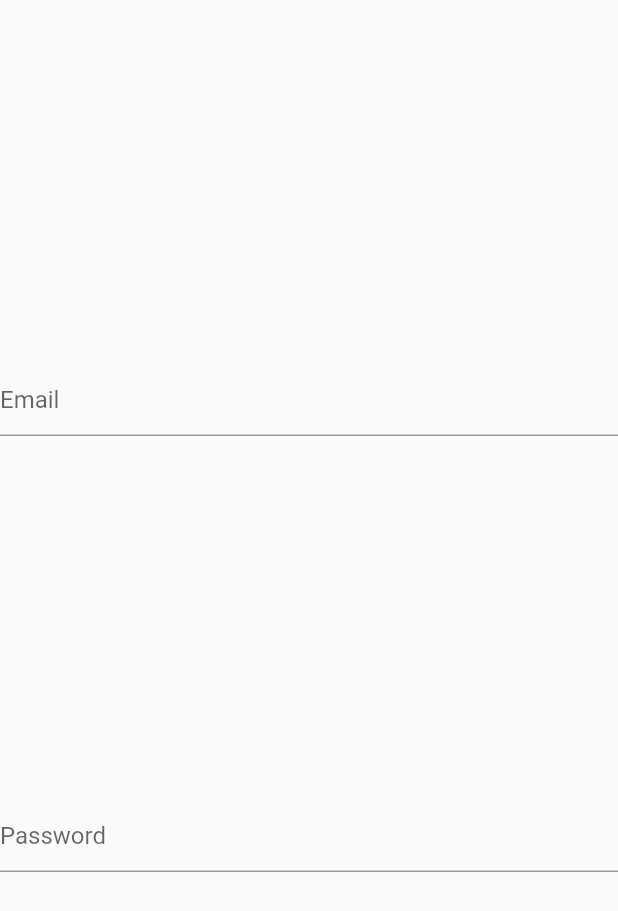
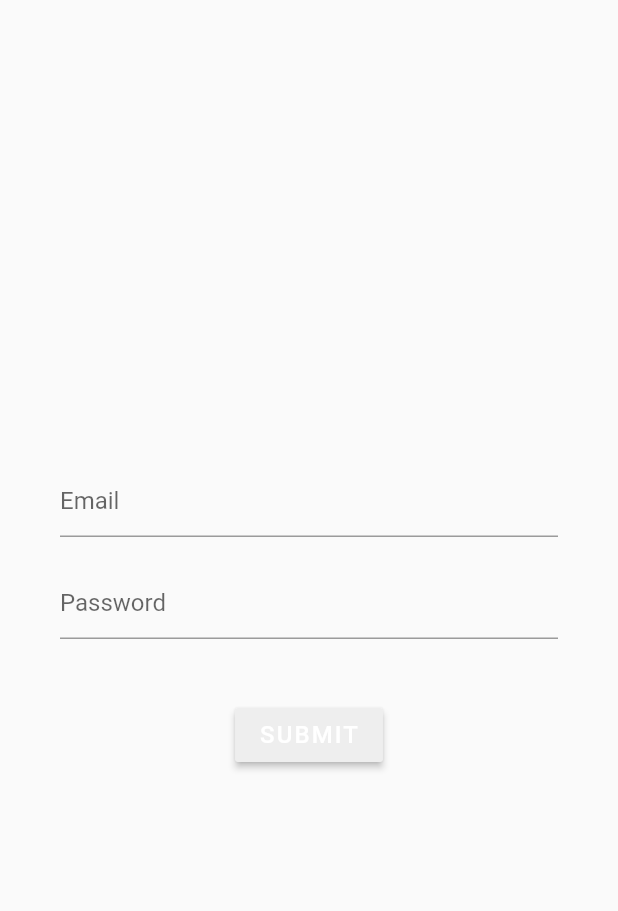
Before and after one commit to samrat19/validation, a Flutter app: the screen it shows after launch, on a phone screen of 412 x 824 dp. Shown: the top 911 px of the screen. Run offline on Flutter 3.47's test engine with Material 2 defaults, Android fonts, the phone set to English and light mode, and no system bars; our stand-ins replace rxdart.

Commit message:
make some changes and done button color through stream

```diff
--- a/lib/main.dart
+++ b/lib/main.dart
@@ -9,10 +9,11 @@ class FormScreen extends StatelessWidget {
   @override
   Widget build(BuildContext context) {
     return Scaffold(
-      body: Center(
+      body: Padding(
+        padding: const EdgeInsets.all(40.0),
         child: Column(
-          mainAxisAlignment: MainAxisAlignment.spaceEvenly,
           crossAxisAlignment: CrossAxisAlignment.center,
+          mainAxisAlignment: MainAxisAlignment.center,
           children: [
             StreamBuilder(
               stream: validation.email,
@@ -25,7 +26,9 @@ class FormScreen extends StatelessWidget {
                   keyboardType: TextInputType.emailAddress,
                 ),
             ),
-
+            SizedBox(
+              height: 20.0,
+            ),
             StreamBuilder(
               stream: validation.password,
               builder: (_, snapShot) => TextField(
@@ -38,6 +41,25 @@ class FormScreen extends StatelessWidget {
                 obscureText: true,
               ),
             ),
+
+            SizedBox(
+              height: 40.0,
+            ),
+
+            StreamBuilder(
+              stream: validation.submitValid,
+              builder: (_, snapShot) => MaterialButton(
+                onPressed: snapShot.data != true? (){} : (){
+                  print('true');
+                },
+                child: Text('SUBMIT',style: TextStyle(
+                  letterSpacing: 1.4,
+                  fontSize: 16.0,
+                  color: Colors.white,
+                ),),
+                color: snapShot.data != true?Colors.grey[200]:Colors.deepPurpleAccent,
+              ),
+            ),
           ],
         ),
       ),
```
Also changed, not shown: lib/validation_bloc.dart (+11 -1 lines).
